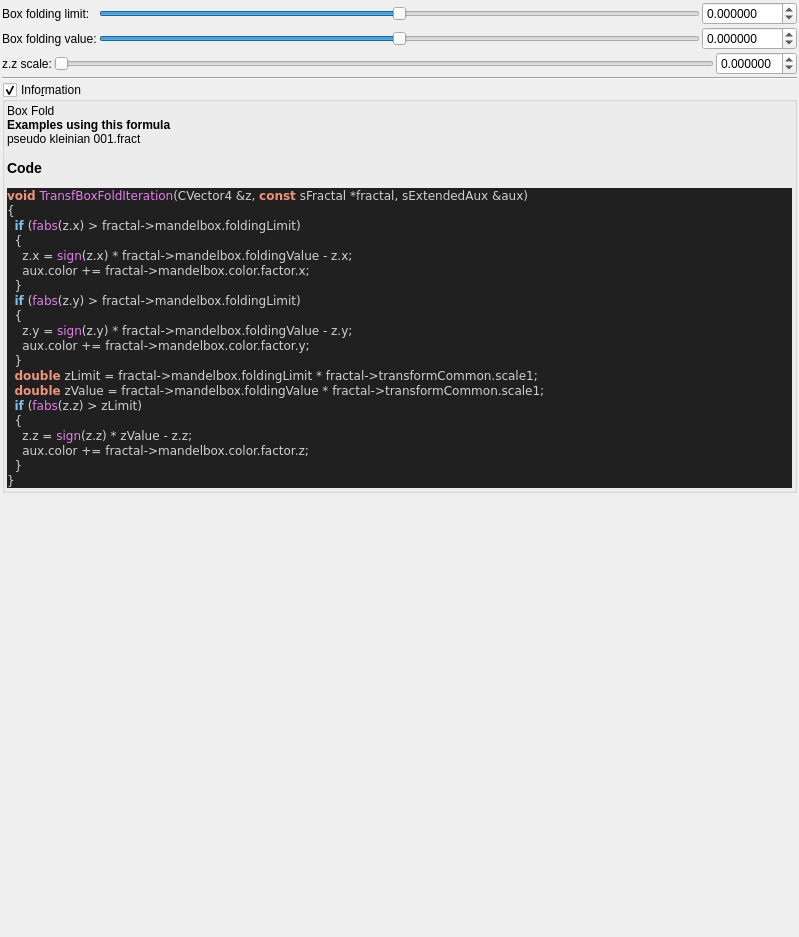
Above: mandelbulber2/formula/ui/fractal_transf_box_fold.ui from buddhi1980/mandelbulber2 before the change. Below: the same form after it.
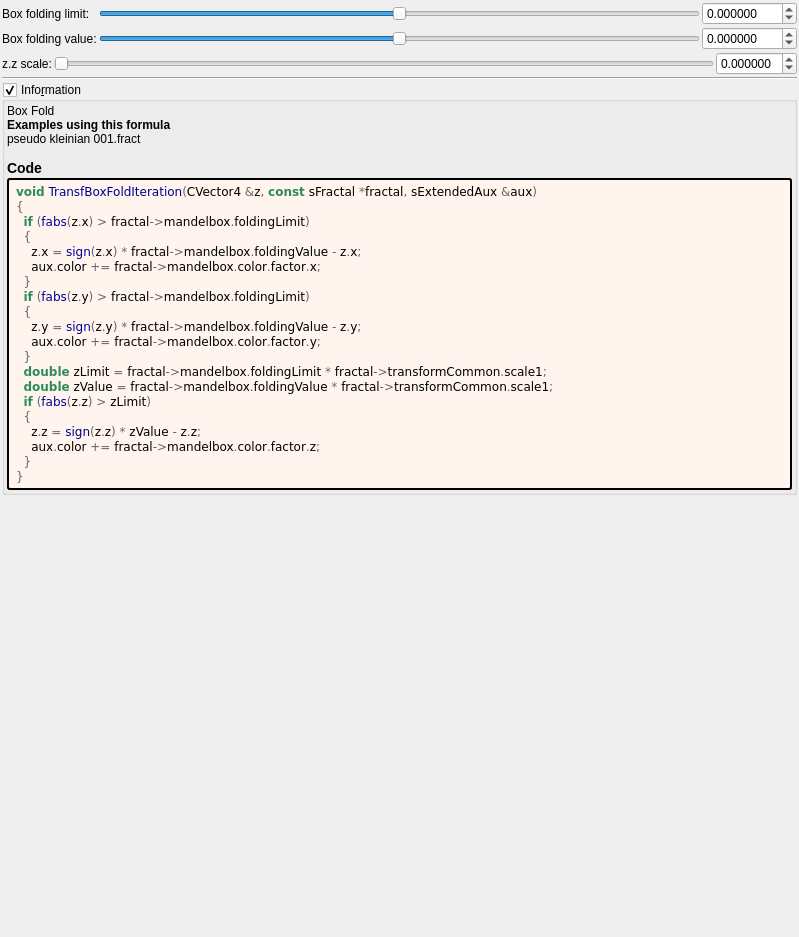
That is the form after the change. Custom widgets are drawn as their Qt base class.

Patch:
```diff
--- a/mandelbulber2/formula/ui/fractal_transf_box_fold.ui
+++ b/mandelbulber2/formula/ui/fractal_transf_box_fold.ui
@@ -246,32 +246,47 @@
        <number>2</number>
       </property>
       <item>
-       <widget class="QLabel" name="label_code_content">
+	   <widget class="QLabel" name="label_information_general">
         <property name="text">
          <string notr="true">&lt;p&gt;Box Fold&lt;/p&gt;&lt;table&gt;
 &lt;/table&gt;
-&lt;br&gt;&lt;b&gt;Examples using this formula&lt;/b&gt;&lt;br&gt;pseudo kleinian 001.fract&lt;h3&gt;Code&lt;/h3&gt;
-&lt;body style=&quot;background-color:#202020&quot;&gt;
-&lt;pre style=&quot;color:#d0d0d0; background-color:#202020;  font-family:'Courier New',monospace;&quot;&gt;&lt;span style=&quot;color:#f09479; font-weight:bold&quot;&gt;void&lt;/span&gt; &lt;span style=&quot;color:#e47eed&quot;&gt;TransfBoxFoldIteration&lt;/span&gt;&lt;span style=&quot;color:#d0d0d0&quot;&gt;(&lt;/span&gt;CVector4 &lt;span style=&quot;color:#d0d0d0&quot;&gt;&amp;amp;&lt;/span&gt;z&lt;span style=&quot;color:#d0d0d0&quot;&gt;,&lt;/span&gt; &lt;span style=&quot;color:#f09479; font-weight:bold&quot;&gt;const&lt;/span&gt; sFractal &lt;span style=&quot;color:#d0d0d0&quot;&gt;*&lt;/span&gt;fractal&lt;span style=&quot;color:#d0d0d0&quot;&gt;,&lt;/span&gt; sExtendedAux &lt;span style=&quot;color:#d0d0d0&quot;&gt;&amp;amp;&lt;/span&gt;aux&lt;span style=&quot;color:#d0d0d0&quot;&gt;)&lt;/span&gt;
-&lt;span style=&quot;color:#d0d0d0&quot;&gt;{&lt;/span&gt;
-  &lt;span style=&quot;color:#7ec0ee; font-weight:bold&quot;&gt;if&lt;/span&gt; &lt;span style=&quot;color:#d0d0d0&quot;&gt;(&lt;/span&gt;&lt;span style=&quot;color:#e47eed&quot;&gt;fabs&lt;/span&gt;&lt;span style=&quot;color:#d0d0d0&quot;&gt;(&lt;/span&gt;z&lt;span style=&quot;color:#d0d0d0&quot;&gt;.&lt;/span&gt;x&lt;span style=&quot;color:#d0d0d0&quot;&gt;) &amp;gt;&lt;/span&gt; fractal&lt;span style=&quot;color:#d0d0d0&quot;&gt;-&amp;gt;&lt;/span&gt;mandelbox&lt;span style=&quot;color:#d0d0d0&quot;&gt;.&lt;/span&gt;foldingLimit&lt;span style=&quot;color:#d0d0d0&quot;&gt;)&lt;/span&gt;
-  &lt;span style=&quot;color:#d0d0d0&quot;&gt;{&lt;/span&gt;
-    z&lt;span style=&quot;color:#d0d0d0&quot;&gt;.&lt;/span&gt;x &lt;span style=&quot;color:#d0d0d0&quot;&gt;=&lt;/span&gt; &lt;span style=&quot;color:#e47eed&quot;&gt;sign&lt;/span&gt;&lt;span style=&quot;color:#d0d0d0&quot;&gt;(&lt;/span&gt;z&lt;span style=&quot;color:#d0d0d0&quot;&gt;.&lt;/span&gt;x&lt;span style=&quot;color:#d0d0d0&quot;&gt;) *&lt;/span&gt; fractal&lt;span style=&quot;color:#d0d0d0&quot;&gt;-&amp;gt;&lt;/span&gt;mandelbox&lt;span style=&quot;color:#d0d0d0&quot;&gt;.&lt;/span&gt;foldingValue &lt;span style=&quot;color:#d0d0d0&quot;&gt;-&lt;/span&gt; z&lt;span style=&quot;color:#d0d0d0&quot;&gt;.&lt;/span&gt;x&lt;span style=&quot;color:#d0d0d0&quot;&gt;;&lt;/span&gt;
-    aux&lt;span style=&quot;color:#d0d0d0&quot;&gt;.&lt;/span&gt;color &lt;span style=&quot;color:#d0d0d0&quot;&gt;+=&lt;/span&gt; fractal&lt;span style=&quot;color:#d0d0d0&quot;&gt;-&amp;gt;&lt;/span&gt;mandelbox&lt;span style=&quot;color:#d0d0d0&quot;&gt;.&lt;/span&gt;color&lt;span style=&quot;color:#d0d0d0&quot;&gt;.&lt;/span&gt;factor&lt;span style=&quot;color:#d0d0d0&quot;&gt;.&lt;/span&gt;x&lt;span style=&quot;color:#d0d0d0&quot;&gt;;&lt;/span&gt;
-  &lt;span style=&quot;color:#d0d0d0&quot;&gt;}&lt;/span&gt;
-  &lt;span style=&quot;color:#7ec0ee; font-weight:bold&quot;&gt;if&lt;/span&gt; &lt;span style=&quot;color:#d0d0d0&quot;&gt;(&lt;/span&gt;&lt;span style=&quot;color:#e47eed&quot;&gt;fabs&lt;/span&gt;&lt;span style=&quot;color:#d0d0d0&quot;&gt;(&lt;/span&gt;z&lt;span style=&quot;color:#d0d0d0&quot;&gt;.&lt;/span&gt;y&lt;span style=&quot;color:#d0d0d0&quot;&gt;) &amp;gt;&lt;/span&gt; fractal&lt;span style=&quot;color:#d0d0d0&quot;&gt;-&amp;gt;&lt;/span&gt;mandelbox&lt;span style=&quot;color:#d0d0d0&quot;&gt;.&lt;/span&gt;foldingLimit&lt;span style=&quot;color:#d0d0d0&quot;&gt;)&lt;/span&gt;
-  &lt;span style=&quot;color:#d0d0d0&quot;&gt;{&lt;/span&gt;
-    z&lt;span style=&quot;color:#d0d0d0&quot;&gt;.&lt;/span&gt;y &lt;span style=&quot;color:#d0d0d0&quot;&gt;=&lt;/span&gt; &lt;span style=&quot;color:#e47eed&quot;&gt;sign&lt;/span&gt;&lt;span style=&quot;color:#d0d0d0&quot;&gt;(&lt;/span&gt;z&lt;span style=&quot;color:#d0d0d0&quot;&gt;.&lt;/span&gt;y&lt;span style=&quot;color:#d0d0d0&quot;&gt;) *&lt;/span&gt; fractal&lt;span style=&quot;color:#d0d0d0&quot;&gt;-&amp;gt;&lt;/span&gt;mandelbox&lt;span style=&quot;color:#d0d0d0&quot;&gt;.&lt;/span&gt;foldingValue &lt;span style=&quot;color:#d0d0d0&quot;&gt;-&lt;/span&gt; z&lt;span style=&quot;color:#d0d0d0&quot;&gt;.&lt;/span&gt;y&lt;span style=&quot;color:#d0d0d0&quot;&gt;;&lt;/span&gt;
-    aux&lt;span style=&quot;color:#d0d0d0&quot;&gt;.&lt;/span&gt;color &lt;span style=&quot;color:#d0d0d0&quot;&gt;+=&lt;/span&gt; fractal&lt;span style=&quot;color:#d0d0d0&quot;&gt;-&amp;gt;&lt;/span&gt;mandelbox&lt;span style=&quot;color:#d0d0d0&quot;&gt;.&lt;/span&gt;color&lt;span style=&quot;color:#d0d0d0&quot;&gt;.&lt;/span&gt;factor&lt;span style=&quot;color:#d0d0d0&quot;&gt;.&lt;/span&gt;y&lt;span style=&quot;color:#d0d0d0&quot;&gt;;&lt;/span&gt;
-  &lt;span style=&quot;color:#d0d0d0&quot;&gt;}&lt;/span&gt;
-  &lt;span style=&quot;color:#f09479; font-weight:bold&quot;&gt;double&lt;/span&gt; zLimit &lt;span style=&quot;color:#d0d0d0&quot;&gt;=&lt;/span&gt; fractal&lt;span style=&quot;color:#d0d0d0&quot;&gt;-&amp;gt;&lt;/span&gt;mandelbox&lt;span style=&quot;color:#d0d0d0&quot;&gt;.&lt;/span&gt;foldingLimit &lt;span style=&quot;color:#d0d0d0&quot;&gt;*&lt;/span&gt; fractal&lt;span style=&quot;color:#d0d0d0&quot;&gt;-&amp;gt;&lt;/span&gt;transformCommon&lt;span style=&quot;color:#d0d0d0&quot;&gt;.&lt;/span&gt;scale1&lt;span style=&quot;color:#d0d0d0&quot;&gt;;&lt;/span&gt;
-  &lt;span style=&quot;color:#f09479; font-weight:bold&quot;&gt;double&lt;/span&gt; zValue &lt;span style=&quot;color:#d0d0d0&quot;&gt;=&lt;/span&gt; fractal&lt;span style=&quot;color:#d0d0d0&quot;&gt;-&amp;gt;&lt;/span&gt;mandelbox&lt;span style=&quot;color:#d0d0d0&quot;&gt;.&lt;/span&gt;foldingValue &lt;span style=&quot;color:#d0d0d0&quot;&gt;*&lt;/span&gt; fractal&lt;span style=&quot;color:#d0d0d0&quot;&gt;-&amp;gt;&lt;/span&gt;transformCommon&lt;span style=&quot;color:#d0d0d0&quot;&gt;.&lt;/span&gt;scale1&lt;span style=&quot;color:#d0d0d0&quot;&gt;;&lt;/span&gt;
-  &lt;span style=&quot;color:#7ec0ee; font-weight:bold&quot;&gt;if&lt;/span&gt; &lt;span style=&quot;color:#d0d0d0&quot;&gt;(&lt;/span&gt;&lt;span style=&quot;color:#e47eed&quot;&gt;fabs&lt;/span&gt;&lt;span style=&quot;color:#d0d0d0&quot;&gt;(&lt;/span&gt;z&lt;span style=&quot;color:#d0d0d0&quot;&gt;.&lt;/span&gt;z&lt;span style=&quot;color:#d0d0d0&quot;&gt;) &amp;gt;&lt;/span&gt; zLimit&lt;span style=&quot;color:#d0d0d0&quot;&gt;)&lt;/span&gt;
-  &lt;span style=&quot;color:#d0d0d0&quot;&gt;{&lt;/span&gt;
-    z&lt;span style=&quot;color:#d0d0d0&quot;&gt;.&lt;/span&gt;z &lt;span style=&quot;color:#d0d0d0&quot;&gt;=&lt;/span&gt; &lt;span style=&quot;color:#e47eed&quot;&gt;sign&lt;/span&gt;&lt;span style=&quot;color:#d0d0d0&quot;&gt;(&lt;/span&gt;z&lt;span style=&quot;color:#d0d0d0&quot;&gt;.&lt;/span&gt;z&lt;span style=&quot;color:#d0d0d0&quot;&gt;) *&lt;/span&gt; zValue &lt;span style=&quot;color:#d0d0d0&quot;&gt;-&lt;/span&gt; z&lt;span style=&quot;color:#d0d0d0&quot;&gt;.&lt;/span&gt;z&lt;span style=&quot;color:#d0d0d0&quot;&gt;;&lt;/span&gt;
-    aux&lt;span style=&quot;color:#d0d0d0&quot;&gt;.&lt;/span&gt;color &lt;span style=&quot;color:#d0d0d0&quot;&gt;+=&lt;/span&gt; fractal&lt;span style=&quot;color:#d0d0d0&quot;&gt;-&amp;gt;&lt;/span&gt;mandelbox&lt;span style=&quot;color:#d0d0d0&quot;&gt;.&lt;/span&gt;color&lt;span style=&quot;color:#d0d0d0&quot;&gt;.&lt;/span&gt;factor&lt;span style=&quot;color:#d0d0d0&quot;&gt;.&lt;/span&gt;z&lt;span style=&quot;color:#d0d0d0&quot;&gt;;&lt;/span&gt;
-  &lt;span style=&quot;color:#d0d0d0&quot;&gt;}&lt;/span&gt;
-&lt;span style=&quot;color:#d0d0d0&quot;&gt;}&lt;/span&gt;
+&lt;br&gt;&lt;b&gt;Examples using this formula&lt;/b&gt;&lt;br&gt;pseudo kleinian 001.fract&lt;h3&gt;Code&lt;/h3&gt;</string>
+		</property>
+		<property name="wordWrap">
+		 <bool>true</bool>
+		</property>
+		<property name="openExternalLinks">
+		 <bool>true</bool>
+		</property>
+		<property name="textInteractionFlags">
+		 <set>Qt::LinksAccessibleByMouse|Qt::TextSelectableByMouse</set>
+		</property>
+		</widget>
+	   </item>
+	   <item>
+	    <widget class="QLabel" name="label_code_content">
+		 <property name="text">
+		  <string notr="true">&lt;body style=&quot;background-color:#fff5ee&quot;&gt;
+&lt;pre style=&quot;color:#000000; background-color:#fff5ee;  font-family:'Courier New',monospace;&quot;&gt;&lt;span style=&quot;color:#2e8b57; font-weight:bold&quot;&gt;void&lt;/span&gt; &lt;span style=&quot;color:#00008f&quot;&gt;TransfBoxFoldIteration&lt;/span&gt;&lt;span style=&quot;color:#676767&quot;&gt;(&lt;/span&gt;CVector4 &lt;span style=&quot;color:#676767&quot;&gt;&amp;amp;&lt;/span&gt;z&lt;span style=&quot;color:#676767&quot;&gt;,&lt;/span&gt; &lt;span style=&quot;color:#2e8b57; font-weight:bold&quot;&gt;const&lt;/span&gt; sFractal &lt;span style=&quot;color:#676767&quot;&gt;*&lt;/span&gt;fractal&lt;span style=&quot;color:#676767&quot;&gt;,&lt;/span&gt; sExtendedAux &lt;span style=&quot;color:#676767&quot;&gt;&amp;amp;&lt;/span&gt;aux&lt;span style=&quot;color:#676767&quot;&gt;)&lt;/span&gt;
+&lt;span style=&quot;color:#676767&quot;&gt;{&lt;/span&gt;
+  &lt;span style=&quot;color:#2e8b57; font-weight:bold&quot;&gt;if&lt;/span&gt; &lt;span style=&quot;color:#676767&quot;&gt;(&lt;/span&gt;&lt;span style=&quot;color:#00008f&quot;&gt;fabs&lt;/span&gt;&lt;span style=&quot;color:#676767&quot;&gt;(&lt;/span&gt;z&lt;span style=&quot;color:#676767&quot;&gt;.&lt;/span&gt;x&lt;span style=&quot;color:#676767&quot;&gt;) &amp;gt;&lt;/span&gt; fractal&lt;span style=&quot;color:#676767&quot;&gt;-&amp;gt;&lt;/span&gt;mandelbox&lt;span style=&quot;color:#676767&quot;&gt;.&lt;/span&gt;foldingLimit&lt;span style=&quot;color:#676767&quot;&gt;)&lt;/span&gt;
+  &lt;span style=&quot;color:#676767&quot;&gt;{&lt;/span&gt;
+    z&lt;span style=&quot;color:#676767&quot;&gt;.&lt;/span&gt;x &lt;span style=&quot;color:#676767&quot;&gt;=&lt;/span&gt; &lt;span style=&quot;color:#00008f&quot;&gt;sign&lt;/span&gt;&lt;span style=&quot;color:#676767&quot;&gt;(&lt;/span&gt;z&lt;span style=&quot;color:#676767&quot;&gt;.&lt;/span&gt;x&lt;span style=&quot;color:#676767&quot;&gt;) *&lt;/span&gt; fractal&lt;span style=&quot;color:#676767&quot;&gt;-&amp;gt;&lt;/span&gt;mandelbox&lt;span style=&quot;color:#676767&quot;&gt;.&lt;/span&gt;foldingValue &lt;span style=&quot;color:#676767&quot;&gt;-&lt;/span&gt; z&lt;span style=&quot;color:#676767&quot;&gt;.&lt;/span&gt;x&lt;span style=&quot;color:#676767&quot;&gt;;&lt;/span&gt;
+    aux&lt;span style=&quot;color:#676767&quot;&gt;.&lt;/span&gt;color &lt;span style=&quot;color:#676767&quot;&gt;+=&lt;/span&gt; fractal&lt;span style=&quot;color:#676767&quot;&gt;-&amp;gt;&lt;/span&gt;mandelbox&lt;span style=&quot;color:#676767&quot;&gt;.&lt;/span&gt;color&lt;span style=&quot;color:#676767&quot;&gt;.&lt;/span&gt;factor&lt;span style=&quot;color:#676767&quot;&gt;.&lt;/span&gt;x&lt;span style=&quot;color:#676767&quot;&gt;;&lt;/span&gt;
+  &lt;span style=&quot;color:#676767&quot;&gt;}&lt;/span&gt;
+  &lt;span style=&quot;color:#2e8b57; font-weight:bold&quot;&gt;if&lt;/span&gt; &lt;span style=&quot;color:#676767&quot;&gt;(&lt;/span&gt;&lt;span style=&quot;color:#00008f&quot;&gt;fabs&lt;/span&gt;&lt;span style=&quot;color:#676767&quot;&gt;(&lt;/span&gt;z&lt;span style=&quot;color:#676767&quot;&gt;.&lt;/span&gt;y&lt;span style=&quot;color:#676767&quot;&gt;) &amp;gt;&lt;/span&gt; fractal&lt;span style=&quot;color:#676767&quot;&gt;-&amp;gt;&lt;/span&gt;mandelbox&lt;span style=&quot;color:#676767&quot;&gt;.&lt;/span&gt;foldingLimit&lt;span style=&quot;color:#676767&quot;&gt;)&lt;/span&gt;
+  &lt;span style=&quot;color:#676767&quot;&gt;{&lt;/span&gt;
+    z&lt;span style=&quot;color:#676767&quot;&gt;.&lt;/span&gt;y &lt;span style=&quot;color:#676767&quot;&gt;=&lt;/span&gt; &lt;span style=&quot;color:#00008f&quot;&gt;sign&lt;/span&gt;&lt;span style=&quot;color:#676767&quot;&gt;(&lt;/span&gt;z&lt;span style=&quot;color:#676767&quot;&gt;.&lt;/span&gt;y&lt;span style=&quot;color:#676767&quot;&gt;) *&lt;/span&gt; fractal&lt;span style=&quot;color:#676767&quot;&gt;-&amp;gt;&lt;/span&gt;mandelbox&lt;span style=&quot;color:#676767&quot;&gt;.&lt;/span&gt;foldingValue &lt;span style=&quot;color:#676767&quot;&gt;-&lt;/span&gt; z&lt;span style=&quot;color:#676767&quot;&gt;.&lt;/span&gt;y&lt;span style=&quot;color:#676767&quot;&gt;;&lt;/span&gt;
+    aux&lt;span style=&quot;color:#676767&quot;&gt;.&lt;/span&gt;color &lt;span style=&quot;color:#676767&quot;&gt;+=&lt;/span&gt; fractal&lt;span style=&quot;color:#676767&quot;&gt;-&amp;gt;&lt;/span&gt;mandelbox&lt;span style=&quot;color:#676767&quot;&gt;.&lt;/span&gt;color&lt;span style=&quot;color:#676767&quot;&gt;.&lt;/span&gt;factor&lt;span style=&quot;color:#676767&quot;&gt;.&lt;/span&gt;y&lt;span style=&quot;color:#676767&quot;&gt;;&lt;/span&gt;
+  &lt;span style=&quot;color:#676767&quot;&gt;}&lt;/span&gt;
+  &lt;span style=&quot;color:#2e8b57; font-weight:bold&quot;&gt;double&lt;/span&gt; zLimit &lt;span style=&quot;color:#676767&quot;&gt;=&lt;/span&gt; fractal&lt;span style=&quot;color:#676767&quot;&gt;-&amp;gt;&lt;/span&gt;mandelbox&lt;span style=&quot;color:#676767&quot;&gt;.&lt;/span&gt;foldingLimit &lt;span style=&quot;color:#676767&quot;&gt;*&lt;/span&gt; fractal&lt;span style=&quot;color:#676767&quot;&gt;-&amp;gt;&lt;/span&gt;transformCommon&lt;span style=&quot;color:#676767&quot;&gt;.&lt;/span&gt;scale1&lt;span style=&quot;color:#676767&quot;&gt;;&lt;/span&gt;
+  &lt;span style=&quot;color:#2e8b57; font-weight:bold&quot;&gt;double&lt;/span&gt; zValue &lt;span style=&quot;color:#676767&quot;&gt;=&lt;/span&gt; fractal&lt;span style=&quot;color:#676767&quot;&gt;-&amp;gt;&lt;/span&gt;mandelbox&lt;span style=&quot;color:#676767&quot;&gt;.&lt;/span&gt;foldingValue &lt;span style=&quot;color:#676767&quot;&gt;*&lt;/span&gt; fractal&lt;span style=&quot;color:#676767&quot;&gt;-&amp;gt;&lt;/span&gt;transformCommon&lt;span style=&quot;color:#676767&quot;&gt;.&lt;/span&gt;scale1&lt;span style=&quot;color:#676767&quot;&gt;;&lt;/span&gt;
+  &lt;span style=&quot;color:#2e8b57; font-weight:bold&quot;&gt;if&lt;/span&gt; &lt;span style=&quot;color:#676767&quot;&gt;(&lt;/span&gt;&lt;span style=&quot;color:#00008f&quot;&gt;fabs&lt;/span&gt;&lt;span style=&quot;color:#676767&quot;&gt;(&lt;/span&gt;z&lt;span style=&quot;color:#676767&quot;&gt;.&lt;/span&gt;z&lt;span style=&quot;color:#676767&quot;&gt;) &amp;gt;&lt;/span&gt; zLimit&lt;span style=&quot;color:#676767&quot;&gt;)&lt;/span&gt;
+  &lt;span style=&quot;color:#676767&quot;&gt;{&lt;/span&gt;
+    z&lt;span style=&quot;color:#676767&quot;&gt;.&lt;/span&gt;z &lt;span style=&quot;color:#676767&quot;&gt;=&lt;/span&gt; &lt;span style=&quot;color:#00008f&quot;&gt;sign&lt;/span&gt;&lt;span style=&quot;color:#676767&quot;&gt;(&lt;/span&gt;z&lt;span style=&quot;color:#676767&quot;&gt;.&lt;/span&gt;z&lt;span style=&quot;color:#676767&quot;&gt;) *&lt;/span&gt; zValue &lt;span style=&quot;color:#676767&quot;&gt;-&lt;/span&gt; z&lt;span style=&quot;color:#676767&quot;&gt;.&lt;/span&gt;z&lt;span style=&quot;color:#676767&quot;&gt;;&lt;/span&gt;
+    aux&lt;span style=&quot;color:#676767&quot;&gt;.&lt;/span&gt;color &lt;span style=&quot;color:#676767&quot;&gt;+=&lt;/span&gt; fractal&lt;span style=&quot;color:#676767&quot;&gt;-&amp;gt;&lt;/span&gt;mandelbox&lt;span style=&quot;color:#676767&quot;&gt;.&lt;/span&gt;color&lt;span style=&quot;color:#676767&quot;&gt;.&lt;/span&gt;factor&lt;span style=&quot;color:#676767&quot;&gt;.&lt;/span&gt;z&lt;span style=&quot;color:#676767&quot;&gt;;&lt;/span&gt;
+  &lt;span style=&quot;color:#676767&quot;&gt;}&lt;/span&gt;
+&lt;span style=&quot;color:#676767&quot;&gt;}&lt;/span&gt;
 &lt;/pre&gt;
 &lt;/body&gt;</string>
         </property>
@@ -284,6 +299,9 @@
         <property name="textInteractionFlags">
          <set>Qt::LinksAccessibleByMouse|Qt::TextSelectableByMouse</set>
         </property>
+		 <property name="styleSheet">
+		  <string notr="true">border-style: outset; border-width: 2px; border-radius: 3px; border-color: black; background-color: #fff5ee; padding: 4px;</string>
+		  </property>
        </widget>
       </item>
      </layout>
```
Lines whose indentation alone changed are shown as unchanged.
